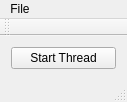
Old version of the form Questions/QtCloseThreadOnMainApplicationQuit/mainwindow.ui in the repository Darkproduct/stackoverflow.
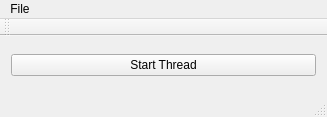
New version of the form.

Commit message: Make it more readable and uncompressed. Changes to be committed: 	modified:   Questions/QtCloseThreadOnMainApplicationQuit/mainwindow.hpp 	modified:   Questions/QtCloseThreadOnMainApplicationQuit/mainwindow.ui 	modified:   Questions/QtCloseThreadOnMainApplicationQuit/threadclass.hpp

Patch:
```diff
--- a/Questions/QtCloseThreadOnMainApplicationQuit/mainwindow.ui
+++ b/Questions/QtCloseThreadOnMainApplicationQuit/mainwindow.ui
@@ -6,8 +6,8 @@
    <rect>
     <x>0</x>
     <y>0</y>
-    <width>127</width>
-    <height>94</height>
+    <width>327</width>
+    <height>117</height>
    </rect>
   </property>
   <property name="windowTitle">
@@ -29,7 +29,7 @@
     <rect>
      <x>0</x>
      <y>0</y>
-     <width>127</width>
+     <width>327</width>
      <height>21</height>
     </rect>
    </property>
```
The commit also changes 2 other files.
